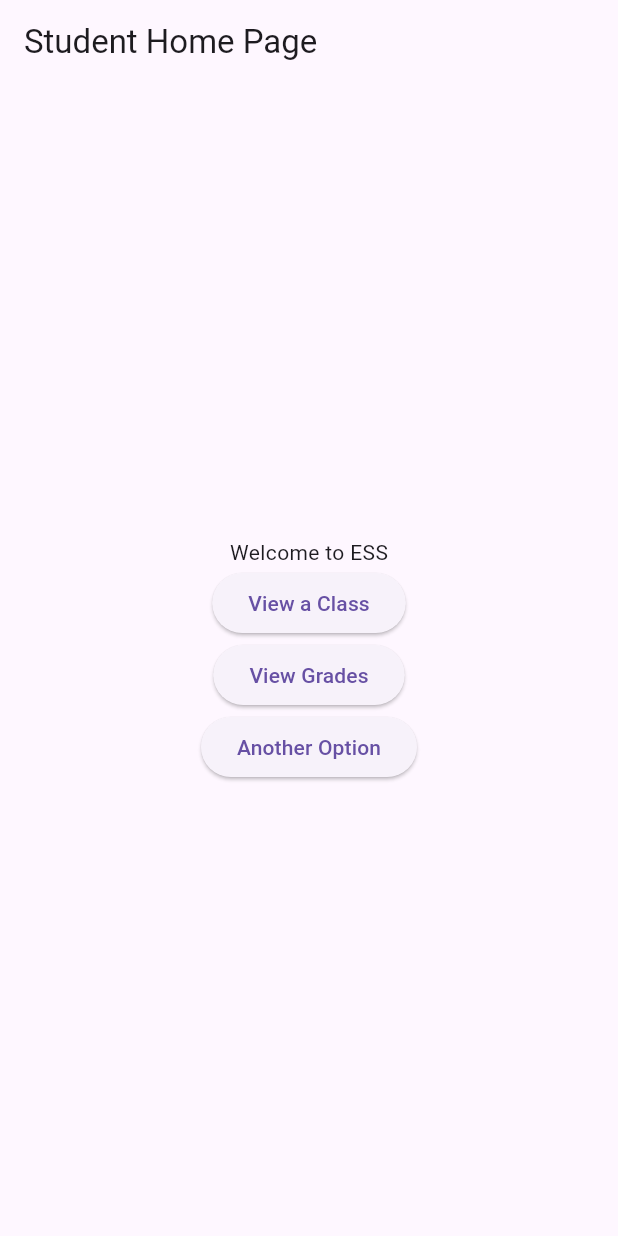
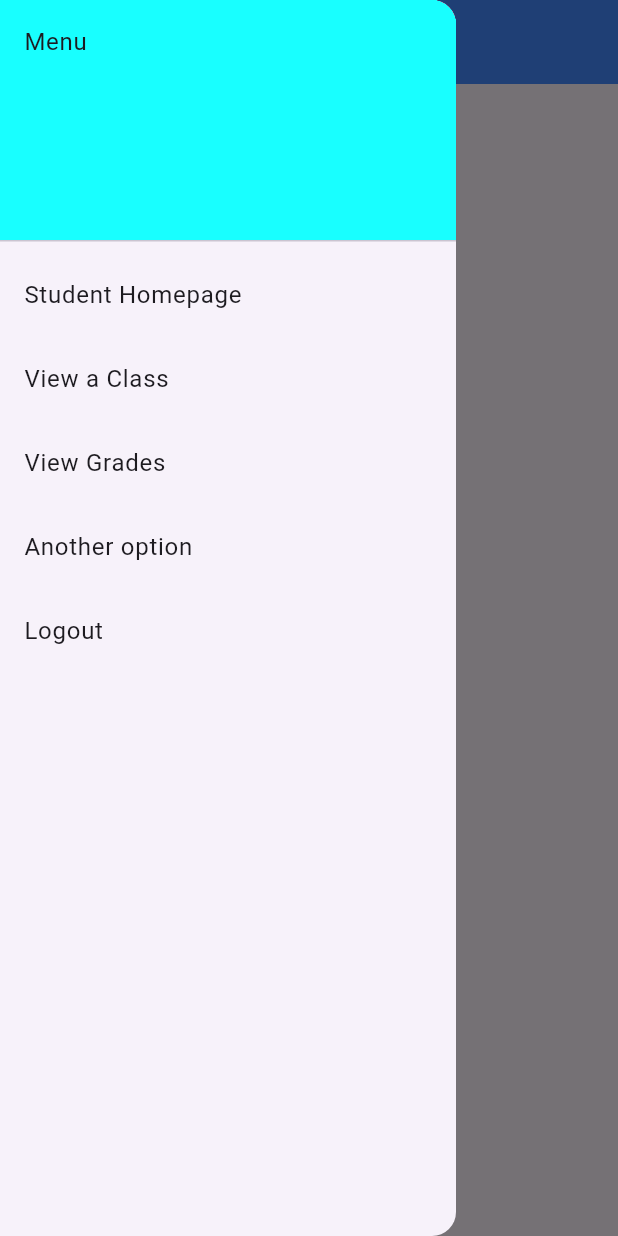
Before and after one commit to umgc/spring2024, a Flutter app: the StudentHomePage screen opened directly, with the side drawer open (before the commit the screen has no drawer), on a phone screen of 412 x 824 dp. Run offline on Flutter 3.47's test engine with Material 3 defaults, Android fonts, the light colour scheme and no system bars; our stand-ins replace cloud_firestore, file_picker, firebase_auth, firebase_core, firebase_storage, flutter_dotenv; accounts and stored records are empty.

Commit message:
student app bar and menu for student home page

```diff
--- a/LLM/educ_ai_tion/lib/screens/student_home_page.dart
+++ b/LLM/educ_ai_tion/lib/screens/student_home_page.dart
@@ -1,3 +1,4 @@
+import 'package:educ_ai_tion/widgets/student_app_bar.dart';
 import 'package:flutter/material.dart';
 import 'file_upload_screen.dart';
 import 'question_generator_screen.dart';
@@ -11,9 +12,13 @@ class StudentHomePage extends StatelessWidget {
   @override
   Widget build(BuildContext context) {
     return Scaffold(
-      appBar: AppBar(
-        title: const Text('Student Home Page'),
+      appBar: StudentAppBar(
+        title: 'Student Home Page',
+        onMenuPressed: () {
+          Scaffold.of(context).openDrawer();
+        },
       ),
+      drawer: const DrawerMenu(),
       body: Center(
         child: Column(
           mainAxisAlignment: MainAxisAlignment.center,
--- /dev/null
+++ b/LLM/educ_ai_tion/lib/widgets/student_app_bar.dart
@@ -0,0 +1,139 @@
+import 'package:educ_ai_tion/screens/student_home_page.dart';
+import 'package:educ_ai_tion/screens/welcome_screen.dart';
+import 'package:firebase_auth/firebase_auth.dart';
+import 'package:flutter/material.dart';
+
+class StudentAppBar extends StatefulWidget implements PreferredSizeWidget {
+  final String title;
+  final VoidCallback? onMenuPressed;
+
+  const StudentAppBar({
+    required this.title,
+    this.onMenuPressed,
+    super.key,
+  });
+
+  @override
+  // ignore: library_private_types_in_public_api
+  _StudentAppBarState createState() => _StudentAppBarState();
+
+  @override
+  Size get preferredSize => const Size.fromHeight(kToolbarHeight);
+}
+
+class _StudentAppBarState extends State<StudentAppBar> {
+  late String userName;
+
+  @override
+  void initState() {
+    super.initState();
+    _fetchUserName();
+  }
+
+  Future<void> _fetchUserName() async {
+    final user = FirebaseAuth.instance.currentUser;
+    if (user != null) {
+      setState(() {
+        userName = user.email ?? '';
+      });
+    }
+  }
+
+  @override
+  Widget build(BuildContext context) {
+    return AppBar(
+      backgroundColor: Colors.blueAccent,
+      title: Row(
+        children: [
+          const SizedBox(width: 8),
+          Text(widget.title),
+          const SizedBox(width: 8),
+          // Image.asset(
+          //   'images/logo.png',
+          //   height: 20,
+          // ),
+          const Spacer(),
+          Text(
+            userName,
+            style: const TextStyle(fontSize: 10),
+          ),
+          const SizedBox(width: 16),
+        ],
+      ),
+    );
+  }
+}
+
+class DrawerMenu extends StatelessWidget {
+  const DrawerMenu({super.key});
+
+  @override
+  Widget build(BuildContext context) {
+    return Drawer(
+      child: ListView(
+        padding: EdgeInsets.zero,
+        children: <Widget>[
+          const DrawerHeader(
+            decoration: BoxDecoration(
+              color: Colors.cyanAccent,
+            ),
+            child: Text('Menu'),
+          ),
+          ListTile(
+            title: const Text('Student Homepage'),
+            onTap: () {
+              Navigator.pop(context); // Close the drawer
+              Navigator.push(
+                context,
+                MaterialPageRoute(
+                    builder: (context) => const StudentHomePage()),
+              );
+            },
+          ),
+          ListTile(
+            title: const Text('View a Class'),
+            onTap: () {
+              Navigator.pop(context); // Close the drawer
+              Navigator.push(
+                context,
+                MaterialPageRoute(
+                    builder: (context) => const StudentHomePage()),
+              );
+            },
+          ),
+          ListTile(
+            title: const Text('View Grades'),
+            onTap: () {
+              Navigator.pop(context); // Close the drawer
+              Navigator.push(
+                context,
+                MaterialPageRoute(
+                    builder: (context) => const StudentHomePage()),
+              );
+            },
+          ),
+          ListTile(
+            title: const Text('Another option'),
+            onTap: () {
+              Navigator.pop(context); // Close the drawer
+              Navigator.push(
+                context,
+                MaterialPageRoute(
+                    builder: (context) => const StudentHomePage()),
+              );
+            },
+          ),
+          ListTile(
+            title: const Text('Logout'),
+            onTap: () {
+              FirebaseAuth.instance.signOut();
+              Navigator.pop(context);
+              Navigator.pushReplacement(context,
+                  MaterialPageRoute(builder: (context) => WelcomeScreen()));
+            },
+          ),
+        ],
+      ),
+    );
+  }
+}
```
